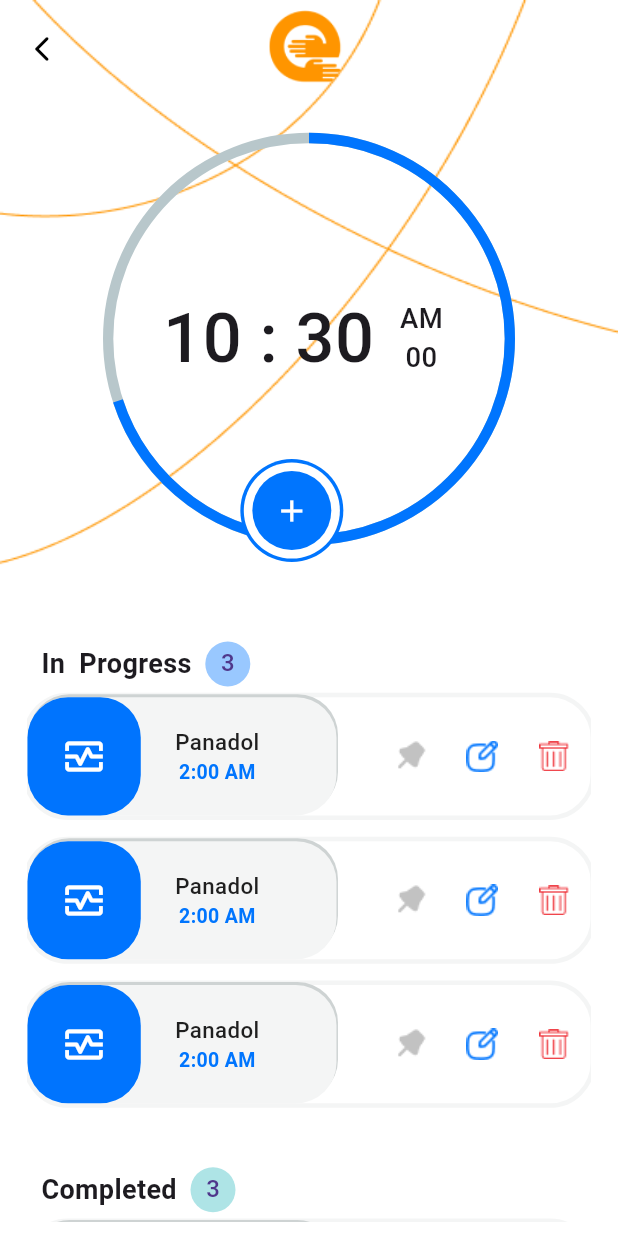
After one commit to MonaAbdelaziz2024/Care_app_two, a Flutter app: the ShowAllTasks screen opened directly, on a phone screen of 412 x 824 dp. The commit adds this screen. Run offline on Flutter 3.47's test engine with Material 3 defaults, Android fonts, the phone set to English and light mode, and no system bars; drawn by our look-alikes of percent_indicator; our stand-ins replace circular_countdown_timer, curved_navigation_bar, flutter_screenutil, lite_rolling_switch, syncfusion_flutter_datepicker and 1 more; missing offline and left inert: dart:ffi, datepicker_dropdown; Roboto replaces fonts that are missing (Ciaro).

Commit message:
create show all tasks .

```diff
--- a/lib/helper/functions/custom_chat_bot_appbar.dart
+++ b/lib/helper/functions/custom_chat_bot_appbar.dart
@@ -22,6 +22,32 @@ AppBar CustomCareAppbar(BuildContext context, String text) {
       style: Styles.Style20.copyWith(
         color: Colors.black,
       ),
+    ),
+    centerTitle: true,
+    backgroundColor: Colors.transparent,
+    elevation: 0.0,
+  );
+}
+
+AppBar CustomCareAppbarWithLogo(BuildContext context) {
+  return AppBar(
+
+    toolbarHeight: 55.h,
+    scrolledUnderElevation: 0,
+    leading: Padding(
+      padding: const EdgeInsets.all(8.0),
+      child: IconButton(
+        icon: const Icon(
+          Icons.arrow_back_ios_new_rounded,
+          size: 20,
+          color: Colors.black,
+        ),
+        onPressed: () => Navigator.of(context).pop(),
+      ),
+    ),
+    title: Image.asset(
+      kLogo,
+      scale: 1.3,
     ),
     centerTitle: true,
     backgroundColor: Colors.transparent,
@@ -69,7 +95,6 @@ AppBar CustomAppbarBack(BuildContext context) {
       ),
     ),
 
-
     backgroundColor: Colors.transparent,
     elevation: 0.0,
   );
--- a/lib/screens/homepage/home_view_body.dart
+++ b/lib/screens/homepage/home_view_body.dart
@@ -5,6 +5,7 @@ import 'package:care_app_two/helper/styles.dart';
 import 'package:care_app_two/screens/calender_page/calendar_two.dart';
 import 'package:care_app_two/screens/calender_page/calender_view.dart';
 import 'package:care_app_two/screens/profile/profile_view.dart';
+import 'package:care_app_two/screens/view_tasks/view_tasks.dart';
 import 'package:care_app_two/screens/widgets/custom_home_rec.dart';
 import 'package:care_app_two/screens/widgets/custom_home_squ.dart';
 import 'package:flutter/cupertino.dart';
@@ -16,7 +17,6 @@ class HomeViewBody extends StatelessWidget {
   const HomeViewBody({
     super.key,
   });
-
 
   @override
   Widget build(BuildContext context) {
@@ -37,13 +37,15 @@ class HomeViewBody extends StatelessWidget {
                     mainAxisAlignment: MainAxisAlignment.spaceBetween,
                     children: [
                       GestureDetector(
-                        onTap: (){Navigator.of(context).push(
+                        onTap: () {
+                          Navigator.of(context).push(
                             MaterialPageRoute(
                               builder: (context) {
                                 return const ProfileView();
                               },
                             ),
-                );},
+                          );
+                        },
                         child: CircleAvatar(
                           child: Image.asset('assets/images/person.png'),
                         ),
@@ -162,6 +164,12 @@ class HomeViewBody extends StatelessWidget {
                             height: 25.h,
                           ),
                           GestureDetector(
+                            onTap: () {
+                              Navigator.of(context)
+                                  .push(MaterialPageRoute(builder: (context) {
+                                return ShowAllTasks();
+                              }));
+                            },
                             child: Container(
                               width: 90.w,
                               height: 35.h,
@@ -172,7 +180,8 @@ class HomeViewBody extends StatelessWidget {
                               child: Center(
                                 child: Text(
                                   'View Tasks',
-                                  style: Styles.Style133.copyWith(color: const Color(0xff0075FE)),
+                                  style: Styles.Style133.copyWith(
+                                      color: const Color(0xff0075FE)),
                                 ),
                               ),
                             ),
@@ -208,7 +217,8 @@ class HomeViewBody extends StatelessWidget {
                 children: [
                   Text(
                     'Highlights',
-                    style: Styles.Style18.copyWith(color: const Color(0xff1F1F1F)),
+                    style:
+                        Styles.Style18.copyWith(color: const Color(0xff1F1F1F)),
                   ),
                 ],
               ),
--- /dev/null
+++ b/lib/screens/view_tasks/view_tasks.dart
@@ -0,0 +1,125 @@
+import 'package:care_app_two/helper/constant.dart';
+import 'package:care_app_two/helper/functions/custom_chat_bot_appbar.dart';
+import 'package:care_app_two/screens/widgets/rect_shw_tasks.dart';
+import 'package:care_app_two/screens/widgets/timer.dart';
+import 'package:flutter/cupertino.dart';
+import 'package:flutter/material.dart';
+import 'package:flutter/widgets.dart';
+import 'package:flutter_screenutil/flutter_screenutil.dart';
+
+class ShowAllTasks extends StatelessWidget {
+  const ShowAllTasks({super.key});
+
+  @override
+  Widget build(BuildContext context) {
+    return Scaffold(
+      appBar: CustomCareAppbarWithLogo(context),
+      extendBodyBehindAppBar: true,
+      body: Container(
+        decoration: const BoxDecoration(
+          image: DecorationImage(
+              image: AssetImage(kBackgroundStart), fit: BoxFit.fill),
+        ),
+        child: Padding(
+          padding: const EdgeInsets.only(right: 16, left: 16, bottom: 8,top: 20).r,
+          child: ListView(
+
+            children: [
+              Column(
+                children: [
+
+ Stack(
+  clipBehavior: Clip.none,
+        children:[
+        const  Timer(),
+          Positioned(
+            top: 190.r,
+            left: 80.r,
+            child: CircleAvatar(backgroundColor: Color(0xff0075FE),
+                    radius: 30.r,
+                    child: CircleAvatar(backgroundColor: Colors.white,radius: 28.r,
+                    child: CircleAvatar(backgroundColor: Color(0xff0075FE),radius: 23.r,
+                    child: Icon(Icons.add, color: Colors.white,),),),
+                    ),
+          ),
+      ]),
+              Padding(
+                padding: const EdgeInsets.only(top: 50).r,
+                child: Row(
+                  children: [
+                    Padding(
+                      padding: const EdgeInsets.all(8.0).r,
+                      child: Text(
+                        'In  Progress',
+                        style: TextStyle(
+                          fontSize: 18,
+                          fontWeight: FontWeight.w700,
+                        ),
+                      ),
+                    ),
+                    CircleAvatar(
+                      backgroundColor: Color(0xff99C8FF),
+                      child: Text('3'),
+                      radius: 15,
+                    ),
+                  ],
+                ),
+              ),
+              RectShowTasks(
+                text: 'Panadol',
+                time: '2:00 AM',
+                icon: Icons.monitor_heart_outlined,
+              ),
+              RectShowTasks(
+                text: 'Panadol',
+                time: '2:00 AM',
+                icon: Icons.monitor_heart_outlined,
+              ),
+              RectShowTasks(
+                text: 'Panadol',
+                time: '2:00 AM',
+                icon: Icons.monitor_heart_outlined,
+              ),
+              Padding(
+                padding: const EdgeInsets.only(top: 16).r,
+                child: Row(
+                  children: [
+                    Padding(
+                      padding: const EdgeInsets.all(8.0).r,
+                      child: Text(
+                        'Completed',
+                        style: TextStyle(
+                          fontSize: 18,
+                          fontWeight: FontWeight.w700,
+                        ),
+                      ),
+                    ),
+                    CircleAvatar(
+                      backgroundColor: Color(0xffAEE4E6),
+                      child: Text('3'),
+                      radius: 15,
+                    ),
+                  ],
+                ),
+              ),
+              RectShowTasks(
+                text: 'Panadol',
+                time: '2:00 AM',
+                icon: Icons.monitor_heart_outlined,
+              ),
+
+            ],
+          ),
+
+                ],
+
+
+       )
+
+
+        )
+      )
+        ,
+    );
+  }
+}
--- /dev/null
+++ b/lib/screens/widgets/rect_shw_tasks.dart
@@ -0,0 +1,110 @@
+import 'package:care_app_two/helper/styles.dart';
+import 'package:flutter/material.dart';
+import 'package:flutter_screenutil/flutter_screenutil.dart';
+
+class RectShowTasks extends StatelessWidget {
+  const RectShowTasks(
+      {super.key, this.icon, required this.text, required this.time});
+  final icon;
+  final String text;
+  final String time;
+  @override
+  Widget build(BuildContext context) {
+    return Padding(
+      padding: const EdgeInsets.only(bottom: 15).r,
+      child: Container(
+        decoration: BoxDecoration(
+          borderRadius: BorderRadius.circular(27),
+          color: Colors.white,
+          border: Border.all(
+            color: Color(0xffF4F5F5),
+            style: BorderStyle.solid,
+            strokeAlign: BorderSide.strokeAlignOutside,
+            width: 3,
+          ),
+        ),
+        child: Row(
+          children: [
+            Container(
+              // padding: EdgeInsets.only(top: 5,bottom: 5),
+              width: 180.w,
+              height: 66.h,
+              decoration: BoxDecoration(
+                borderRadius: BorderRadius.circular(27),
+                color: Color(0xffF4F5F5),
+                boxShadow: [
+                  BoxShadow(
+                    color: Color.fromARGB(255, 206, 211, 211),
+                    offset: Offset(1, -2),
+                  ),
+                ],
+              ),
+              child: Row(
+                children: [
+                  Container(
+                    alignment: Alignment.centerLeft,
+                    width: 66.w,
+                    height: 66.h,
+                    decoration: BoxDecoration(
+                      borderRadius: BorderRadius.circular(27),
+                      color: Color(0xff0074fe),
+                    ),
+                    child: Center(
+                      child: Icon(icon,
+                        //Image.asset('assets/images/pil.png'),
+                        color: Colors.white,
+                        size: 30,
+                      ),
+                    ),
+                  ),
+                  Padding(
+                    padding: const EdgeInsets.only(left: 20).r,
+                    child: Column(
+                      mainAxisAlignment: MainAxisAlignment.center,
+                      children: [
+                        Text(text,
+                            style: Styles.Style13.copyWith(
+                                color: Color(0xff1F1F1F))),
+                        Text(
+                          time,
+                          style: Styles.Style133.copyWith(
+                              color: Color(0xff0075FE)),
+                        )
+                      ],
+                    ),
+                  ),
+                  SizedBox(
+                    width: 0.w,
+                  ),
+                ],
+              ),
+            ),
+            SizedBox(
+              width: 22.w,
+            ),
+            Row(
+              mainAxisAlignment: MainAxisAlignment.end,
+              mainAxisSize: MainAxisSize.min,
+              crossAxisAlignment: CrossAxisAlignment.center,
+              children: [
+                IconButton(
+                    onPressed: () {},
+                    icon: Image.asset('assets/images/Pin_fill.png')),
+                IconButton(
+                  onPressed: () {},
+                  icon: Image.asset(
+                    'assets/images/edit.png',
+                  ),
+                ),
+                IconButton(
+                    onPressed: () {},
+                    icon: Image.asset('assets/images/delete.png'))
+              ],
+            )
+          ],
+        ),
+      ),
+    );
+    ;
+  }
+}
--- /dev/null
+++ b/lib/screens/widgets/timer.dart
@@ -0,0 +1,68 @@
+import 'package:circular_countdown_timer/circular_countdown_timer.dart';
+import 'package:flutter/material.dart';
+import 'package:flutter_screenutil/flutter_screenutil.dart';
+import 'package:intl/intl.dart';
+import 'package:percent_indicator/circular_percent_indicator.dart';
+
+class Timer extends StatefulWidget {
+  const Timer({super.key});
+
+  @override
+  State<Timer> createState() => _TimerState();
+}
+
+class _TimerState extends State<Timer> {
+  //DateTime now = DateTime.now();
+  String formattedDate = DateFormat('kk : mm').format(DateTime.now());
+  String formattedDateam = DateFormat('a').format(DateTime.now());
+  String formattedDatess = DateFormat('ss').format(DateTime.now());
+
+  @override
+  Widget build(BuildContext context) {
+    return CircularPercentIndicator(
+
+      radius: 120.0.r,
+      lineWidth: 6.0.w,
+      percent: 0.7,
+
+      center: Row(
+       mainAxisAlignment: MainAxisAlignment.center,
+       mainAxisSize: MainAxisSize.min,
+        children: [
+          Text(
+            formattedDate,
+            style: TextStyle(
+              fontSize: 40.sp,
+              fontWeight: FontWeight.w500,
+            ),
+          ),
+       SizedBox(width: 8.w,),
+          Padding(
+            padding: const EdgeInsets.all(8.0),
+            child: Column(
+              mainAxisAlignment: MainAxisAlignment.center,
+              children: [
+                Text(
+                  formattedDateam,
+                  style: TextStyle(
+                    fontSize: 16.sp,
+                    fontWeight: FontWeight.w500,
+                  ),
+                ),
+                Text(
+                  formattedDatess,
+                  style: TextStyle(
+                    fontSize: 16.sp,
+                    fontWeight: FontWeight.w500,
+                  ),
+                ),
+              ],
+            ),
+          )
+
+        ],
+      ),
+      progressColor: Color(0xff0075FE),
+    );
+  }
+}
--- a/pubspec.yaml
+++ b/pubspec.yaml
@@ -28,6 +28,7 @@ environment:
 # the latest version available on pub.dev. To see which dependencies have newer
 # versions available, run `flutter pub outdated`.
 dependencies:
+  circular_countdown_timer: ^0.2.3
   cr_calendar: ^1.2.1
   cupertino_icons: ^1.0.2
   curved_navigation_bar: ^1.0.3
@@ -38,6 +39,7 @@ dependencies:
   font_awesome_flutter: ^10.7.0
   intl: 0.18.1
   lite_rolling_switch: 1.0.1
+  percent_indicator: ^4.2.3
   scrollable_clean_calendar: ^1.5.0
   syncfusion_flutter_datepicker: ^25.1.37
   table_calendar: 3.0.9
```
Also changed, not shown: assets/images/Pin_fill.png (added), assets/images/Rectangle 23.png, assets/images/delete.png (added), assets/images/edit.png (added), assets/images/pil.png (added), pubspec.lock. Lines whose indentation alone changed are shown as unchanged.
